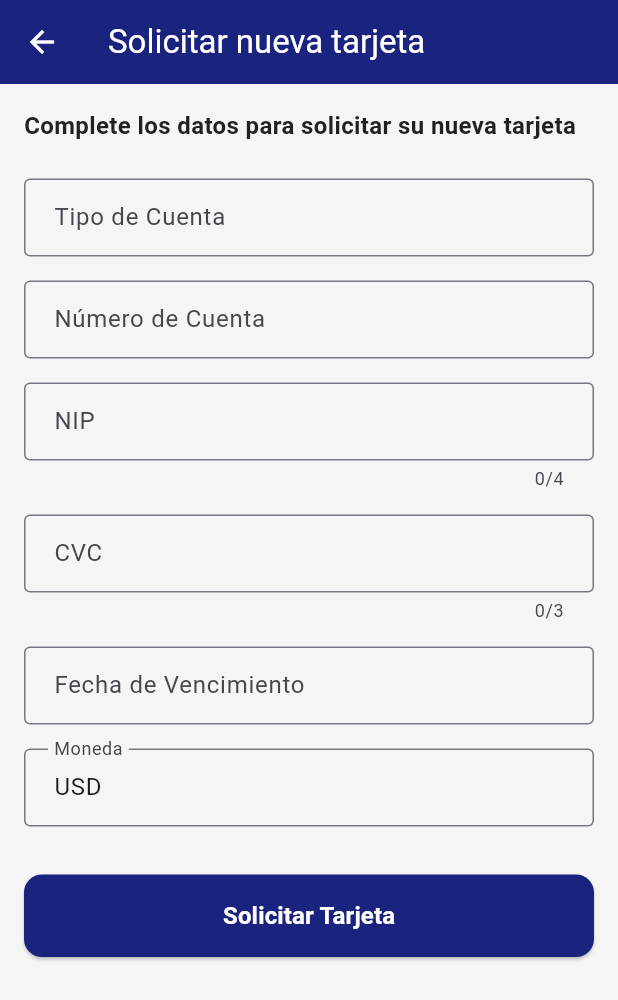
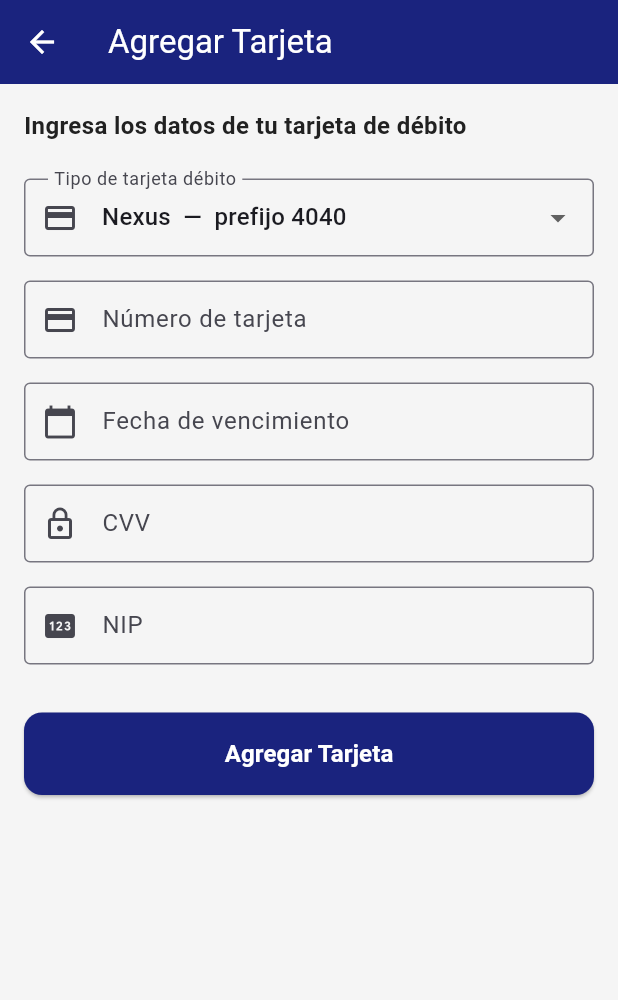
Before and after one commit to waryduchess/NorthwestBank-Frontend, a Flutter app: the CreateCardScreen screen opened directly, on a phone screen of 412 x 824 dp. Shown: the top 1000 px of the screen. Run offline on Flutter 3.47's test engine with Material 3 defaults, Android fonts, the phone set to English and light mode, and no system bars; our stand-ins replace flutter_dotenv, image_picker, local_auth, shared_preferences; accounts and stored records are empty; network calls fail.

Commit message:
registro de tarjetas de debito

```diff
--- a/lib/screens/create_card_screen.dart
+++ b/lib/screens/create_card_screen.dart
@@ -1,5 +1,26 @@
 import 'package:flutter/material.dart';
+import 'package:flutter/services.dart';
 import '../theme/app_theme.dart';
+import '../services/api_service.dart';
+
+/// Tipos de tarjeta débito disponibles según el backend.
+/// IDs y prefijos definidos en tarjetas.md.
+class _CardTypeOption {
+  final int id;
+  final String nombre;
+  final String prefijo;
+
+  const _CardTypeOption({
+    required this.id,
+    required this.nombre,
+    required this.prefijo,
+  });
+}
+
+const _debitTypes = [
+  _CardTypeOption(id: 1, nombre: 'Nexus', prefijo: '4040'),
+  _CardTypeOption(id: 2, nombre: 'Vertex', prefijo: '4050'),
+];
 
 class CreateCardScreen extends StatefulWidget {
   const CreateCardScreen({super.key});
@@ -10,32 +31,97 @@ class CreateCardScreen extends StatefulWidget {
 
 class _CreateCardScreenState extends State<CreateCardScreen> {
   final _formKey = GlobalKey<FormState>();
-  final _tipoCuentaController = TextEditingController();
-  final _numeroCuentaController = TextEditingController();
+  final _numeroTarjetaController = TextEditingController();
   final _nipController = TextEditingController();
-  final _cvcController = TextEditingController();
+  final _cvvController = TextEditingController();
   final _fechaVencimientoController = TextEditingController();
-  final _monedaController = TextEditingController(text: 'USD');
+
+  int? _cuentaId;
+  _CardTypeOption _selectedType = _debitTypes.first;
+  bool _detectedDebito = false;
+  bool _isSubmitting = false;
+
+  @override
+  void initState() {
+    super.initState();
+    _loadAccounts();
+    _numeroTarjetaController.addListener(_onCardNumberChanged);
+  }
 
   @override
   void dispose() {
-    _tipoCuentaController.dispose();
-    _numeroCuentaController.dispose();
+    _numeroTarjetaController.removeListener(_onCardNumberChanged);
+    _numeroTarjetaController.dispose();
     _nipController.dispose();
-    _cvcController.dispose();
+    _cvvController.dispose();
     _fechaVencimientoController.dispose();
-    _monedaController.dispose();
     super.dispose();
   }
 
-  void _submitForm() {
-    if (_formKey.currentState!.validate()) {
-      // Aquí iría la lógica para enviar al backend
-      // Por ahora, solo mostramos un mensaje de éxito
+  void _onCardNumberChanged() {
+    final number = _numeroTarjetaController.text;
+    if (number.length >= 4) {
+      final prefix = number.substring(0, 4);
+      final isDebito = _debitTypes.any((t) => t.prefijo == prefix);
+      // Auto-seleccionar el tipo según el prefijo ingresado
+      final matched = _debitTypes.where((t) => t.prefijo == prefix).firstOrNull;
+      setState(() {
+        _detectedDebito = isDebito;
+        if (matched != null) _selectedType = matched;
+      });
+    } else if (_detectedDebito) {
+      setState(() => _detectedDebito = false);
+    }
+  }
+
+  Future<void> _loadAccounts() async {
+    final result = await ApiService.getAccounts();
+    if (!mounted) return;
+    if (!result['success']) return;
+
+    final raw = result['data'];
+    final list = (raw is List ? raw : [])
+        .map((e) => Map<String, dynamic>.from(e as Map))
+        .toList();
+
+    if (list.isNotEmpty) {
+      setState(() => _cuentaId = list.first['id'] as int?);
+    }
+  }
+
+  Future<void> _submitForm() async {
+    if (!_formKey.currentState!.validate()) return;
+
+    if (_cuentaId == null) {
       ScaffoldMessenger.of(context).showSnackBar(
-        const SnackBar(content: Text('Tarjeta solicitada exitosamente. Pendiente de aprobación.')),
+        const SnackBar(content: Text('No se pudo obtener la cuenta. Intenta de nuevo.')),
       );
-      Navigator.pop(context);
+      return;
+    }
+
+    setState(() => _isSubmitting = true);
+
+    final result = await ApiService.registerCard(
+      cuentaId: _cuentaId!,
+      tipoTarjetaId: _selectedType.id,
+      numeroTarjeta: _numeroTarjetaController.text,
+      cvv: _cvvController.text,
+      fechaExpiracion: _fechaVencimientoController.text,
+      nip: _nipController.text,
+    );
+
+    if (!mounted) return;
+    setState(() => _isSubmitting = false);
+
+    if (result['success']) {
+      ScaffoldMessenger.of(context).showSnackBar(
+        const SnackBar(content: Text('Tarjeta agregada exitosamente')),
+      );
+      Navigator.pop(context, true);
+    } else {
+      ScaffoldMessenger.of(context).showSnackBar(
+        SnackBar(content: Text(result['message'] ?? 'Error al agregar tarjeta')),
+      );
     }
   }
 
@@ -43,7 +129,7 @@ class _CreateCardScreenState extends State<CreateCardScreen> {
   Widget build(BuildContext context) {
     return Scaffold(
       appBar: AppBar(
-        title: const Text('Solicitar nueva tarjeta'),
+        title: const Text('Agregar Tarjeta'),
       ),
       body: SingleChildScrollView(
         padding: const EdgeInsets.all(16),
@@ -53,7 +139,7 @@ class _CreateCardScreenState extends State<CreateCardScreen> {
             crossAxisAlignment: CrossAxisAlignment.start,
             children: [
               const Text(
-                'Complete los datos para solicitar su nueva tarjeta',
+                'Ingresa los datos de tu tarjeta de débito',
                 style: TextStyle(
                   fontSize: 16,
                   fontWeight: FontWeight.w600,
@@ -62,140 +148,176 @@ class _CreateCardScreenState extends State<CreateCardScreen> {
               ),
               const SizedBox(height: 24),
 
-              // Tipo de cuenta
+              // Tipo de tarjeta débito (Nexus / Vertex)
+              DropdownButtonFormField<_CardTypeOption>(
+                value: _selectedType,
+                decoration: const InputDecoration(
+                  labelText: 'Tipo de tarjeta débito',
+                  border: OutlineInputBorder(),
+                  prefixIcon: Icon(Icons.credit_card),
+                ),
+                items: _debitTypes.map((type) {
+                  return DropdownMenuItem<_CardTypeOption>(
+                    value: type,
+                    child: Text('${type.nombre}  —  prefijo ${type.prefijo}'),
+                  );
+                }).toList(),
+                onChanged: (value) {
+                  if (value != null) setState(() => _selectedType = value);
+                },
+              ),
+              const SizedBox(height: 16),
+
+              // Número de tarjeta (16 dígitos)
               TextFormField(
-                controller: _tipoCuentaController,
-                decoration: const InputDecoration(
-                  labelText: 'Tipo de Cuenta',
-                  hintText: 'Ej: Débito, Crédito',
-                  border: OutlineInputBorder(),
+                controller: _numeroTarjetaController,
+                decoration: InputDecoration(
+                  labelText: 'Número de tarjeta',
+                  hintText: 'Debe iniciar con ${_selectedType.prefijo}',
+                  border: const OutlineInputBorder(),
+                  prefixIcon: const Icon(Icons.credit_card_outlined),
+                  suffixIcon: _detectedDebito
+                      ? Container(
+                          margin: const EdgeInsets.all(8),
+                          padding: const EdgeInsets.symmetric(
+                              horizontal: 8, vertical: 4),
+                          decoration: BoxDecoration(
+                            color: AppTheme.primaryColor,
+                            borderRadius: BorderRadius.circular(4),
                           ),
+                          child: Text(
+                            _selectedType.nombre.toUpperCase(),
+                            style: const TextStyle(
+                              color: Colors.white,
+                              fontSize: 11,
+                              fontWeight: FontWeight.bold,
+                            ),
+                          ),
+                        )
+                      : null,
+                ),
+                keyboardType: TextInputType.number,
+                inputFormatters: [
+                  FilteringTextInputFormatter.digitsOnly,
+                  LengthLimitingTextInputFormatter(16),
+                ],
                 validator: (value) {
                   if (value == null || value.isEmpty) {
-                    return 'Por favor ingrese el tipo de cuenta';
+                    return 'Ingresa el número de tarjeta';
+                  }
+                  if (value.length != 16) {
+                    return 'Debe tener exactamente 16 dígitos';
+                  }
+                  final prefix = value.substring(0, 4);
+                  final validPrefixes =
+                      _debitTypes.map((t) => t.prefijo).toList();
+                  if (!validPrefixes.contains(prefix)) {
+                    return 'La tarjeta debe iniciar con 4040 (Nexus) o 4050 (Vertex)';
                   }
                   return null;
                 },
               ),
               const SizedBox(height: 16),
 
-              // Número de cuenta
+              // Fecha de vencimiento MM/YY
               TextFormField(
-                controller: _numeroCuentaController,
+                controller: _fechaVencimientoController,
                 decoration: const InputDecoration(
-                  labelText: 'Número de Cuenta',
-                  hintText: 'Ej: 1234 5678 9012 3456',
+                  labelText: 'Fecha de vencimiento',
+                  hintText: 'MM/YY',
                   border: OutlineInputBorder(),
+                  prefixIcon: Icon(Icons.calendar_today),
                 ),
                 keyboardType: TextInputType.number,
+                inputFormatters: [
+                  FilteringTextInputFormatter.digitsOnly,
+                  LengthLimitingTextInputFormatter(4),
+                  _ExpirationDateFormatter(),
+                ],
                 validator: (value) {
                   if (value == null || value.isEmpty) {
-                    return 'Por favor ingrese el número de cuenta';
+                    return 'Ingresa la fecha de vencimiento';
                   }
-                  if (value.length < 16) {
-                    return 'El número debe tener al menos 16 dígitos';
+                  if (!RegExp(r'^\d{2}/\d{2}$').hasMatch(value)) {
+                    return 'Formato inválido. Usa MM/YY';
+                  }
+                  final month = int.tryParse(value.split('/')[0]) ?? 0;
+                  if (month < 1 || month > 12) {
+                    return 'Mes inválido (01–12)';
                   }
                   return null;
                 },
               ),
               const SizedBox(height: 16),
 
-              // NIP
+              // CVV (3 dígitos)
+              TextFormField(
+                controller: _cvvController,
+                decoration: const InputDecoration(
+                  labelText: 'CVV',
+                  hintText: '3 dígitos',
+                  border: OutlineInputBorder(),
+                  prefixIcon: Icon(Icons.lock_outline),
+                ),
+                keyboardType: TextInputType.number,
+                obscureText: true,
+                inputFormatters: [
+                  FilteringTextInputFormatter.digitsOnly,
+                  LengthLimitingTextInputFormatter(3),
+                ],
+                validator: (value) {
+                  if (value == null || value.isEmpty) return 'Ingresa el CVV';
+                  if (value.length != 3) return 'El CVV debe tener 3 dígitos';
+                  return null;
+                },
+              ),
+              const SizedBox(height: 16),
+
+              // NIP (4 dígitos)
               TextFormField(
                 controller: _nipController,
                 decoration: const InputDecoration(
                   labelText: 'NIP',
                   hintText: '4 dígitos',
                   border: OutlineInputBorder(),
+                  prefixIcon: Icon(Icons.pin),
                 ),
                 keyboardType: TextInputType.number,
                 obscureText: true,
-                maxLength: 4,
+                inputFormatters: [
+                  FilteringTextInputFormatter.digitsOnly,
+                  LengthLimitingTextInputFormatter(4),
+                ],
                 validator: (value) {
-                  if (value == null || value.isEmpty) {
-                    return 'Por favor ingrese el NIP';
-                  }
-                  if (value.length != 4) {
-                    return 'El NIP debe tener 4 dígitos';
-                  }
-                  return null;
-                },
-              ),
-              const SizedBox(height: 16),
-
-              // CVC
-              TextFormField(
-                controller: _cvcController,
-                decoration: const InputDecoration(
-                  labelText: 'CVC',
-                  hintText: '3 dígitos',
-                  border: OutlineInputBorder(),
-                ),
-                keyboardType: TextInputType.number,
-                obscureText: true,
-                maxLength: 3,
-                validator: (value) {
-                  if (value == null || value.isEmpty) {
-                    return 'Por favor ingrese el CVC';
-                  }
-                  if (value.length != 3) {
-                    return 'El CVC debe tener 3 dígitos';
-                  }
-                  return null;
-                },
-              ),
-              const SizedBox(height: 16),
-
-              // Fecha de vencimiento
-              TextFormField(
-                controller: _fechaVencimientoController,
-                decoration: const InputDecoration(
-                  labelText: 'Fecha de Vencimiento',
-                  hintText: 'MM/YY',
-                  border: OutlineInputBorder(),
-                ),
-                keyboardType: TextInputType.datetime,
-                validator: (value) {
-                  if (value == null || value.isEmpty) {
-                    return 'Por favor ingrese la fecha de vencimiento';
-                  }
-                  // Validación básica de formato MM/YY
-                  final regex = RegExp(r'^\d{2}/\d{2}$');
-                  if (!regex.hasMatch(value)) {
-                    return 'Formato inválido. Use MM/YY';
-                  }
-                  return null;
-                },
-              ),
-              const SizedBox(height: 16),
-
-              // Moneda
-              TextFormField(
-                controller: _monedaController,
-                decoration: const InputDecoration(
-                  labelText: 'Moneda',
-                  border: OutlineInputBorder(),
-                ),
-                validator: (value) {
-                  if (value == null || value.isEmpty) {
-                    return 'Por favor ingrese la moneda';
-                  }
+                  if (value == null || value.isEmpty) return 'Ingresa el NIP';
+                  if (value.length != 4) return 'El NIP debe tener 4 dígitos';
                   return null;
                 },
               ),
               const SizedBox(height: 32),
 
-              // Botón de enviar
+              // Botón Agregar Tarjeta
               SizedBox(
                 width: double.infinity,
                 child: ElevatedButton(
-                  onPressed: _submitForm,
+                  onPressed: _isSubmitting ? null : _submitForm,
                   style: ElevatedButton.styleFrom(
                     backgroundColor: AppTheme.primaryColor,
                     padding: const EdgeInsets.symmetric(vertical: 16),
+                    disabledBackgroundColor:
+                        AppTheme.primaryColor.withOpacity(0.6),
                   ),
-                  child: const Text(
-                    'Solicitar Tarjeta',
+                  child: _isSubmitting
+                      ? const SizedBox(
+                          height: 20,
+                          width: 20,
+                          child: CircularProgressIndicator(
+                            color: Colors.white,
+                            strokeWidth: 2,
+                          ),
+                        )
+                      : const Text(
+                          'Agregar Tarjeta',
                           style: TextStyle(
                             fontSize: 16,
                             fontWeight: FontWeight.w600,
@@ -211,3 +333,20 @@ class _CreateCardScreenState extends State<CreateCardScreen> {
     );
   }
 }
+
+/// Inserta automáticamente el "/" después de 2 dígitos para el formato MM/YY
+class _ExpirationDateFormatter extends TextInputFormatter {
+  @override
+  TextEditingValue formatEditUpdate(
+    TextEditingValue oldValue,
+    TextEditingValue newValue,
+  ) {
+    final digits = newValue.text;
+    if (digits.length <= 2) return newValue;
+    final formatted = '${digits.substring(0, 2)}/${digits.substring(2)}';
+    return TextEditingValue(
+      text: formatted,
+      selection: TextSelection.collapsed(offset: formatted.length),
+    );
+  }
+}
--- a/lib/services/api_service.dart
+++ b/lib/services/api_service.dart
@@ -115,6 +115,65 @@ class ApiService {
     }
   }
 
+  static Future<Map<String, dynamic>> getAccounts() async {
+    try {
+      final prefs = await SharedPreferences.getInstance();
+      final token = prefs.getString('jwt_token') ?? '';
+      final response = await http.get(
+        Uri.parse('$baseUrl/cuentas'),
+        headers: {'Authorization': 'Bearer $token'},
+      );
+      final data = jsonDecode(response.body);
+      if (response.statusCode == 200) {
+        return {'success': true, 'data': data};
+      } else {
+        return {
+          'success': false,
+          'message': '${data['mensaje'] ?? 'Error al obtener cuentas'} (código ${response.statusCode})',
+        };
+      }
+    } catch (e) {
+      return {'success': false, 'message': 'Error de conexión: $e'};
+    }
+  }
+
+  static Future<Map<String, dynamic>> registerCard({
+    required int cuentaId,
+    required int tipoTarjetaId,
+    required String numeroTarjeta,
+    required String cvv,
+    required String fechaExpiracion,
+    required String nip,
+  }) async {
+    try {
+      final prefs = await SharedPreferences.getInstance();
+      final token = prefs.getString('jwt_token') ?? '';
+      final response = await http.post(
+        Uri.parse('$baseUrl/tarjetas'),
+        headers: {
+          'Authorization': 'Bearer $token',
+          'Content-Type': 'application/json',
+        },
+        body: jsonEncode({
+          'cuenta_id': cuentaId,
+          'tipo_tarjeta_id': tipoTarjetaId,
+          'numero_tarjeta': numeroTarjeta,
+          'cvv': cvv,
+          'fecha_expiracion': fechaExpiracion,
+          'nip': nip,
+        }),
+      );
+      final data = jsonDecode(response.body);
+      if (response.statusCode == 201) {
+        return {'success': true, 'data': data};
+      } else {
+        return {'success': false, 'message': data['mensaje'] ?? 'Error al registrar tarjeta'};
+      }
+    } catch (e) {
+      return {'success': false, 'message': 'Error de conexión. Verifica tu red.'};
+    }
+  }
+
   static Future<Map<String, dynamic>> uploadProfilePhoto(File imageFile) async {
     try {
       final prefs = await SharedPreferences.getInstance();
```
Also changed, not shown: assets/images/tarjeta_NB.jpeg (added), lib/screens/cards_gallery_screen.dart (line endings or trailing spaces), 2 other files. Lines whose indentation alone changed are shown as unchanged.
